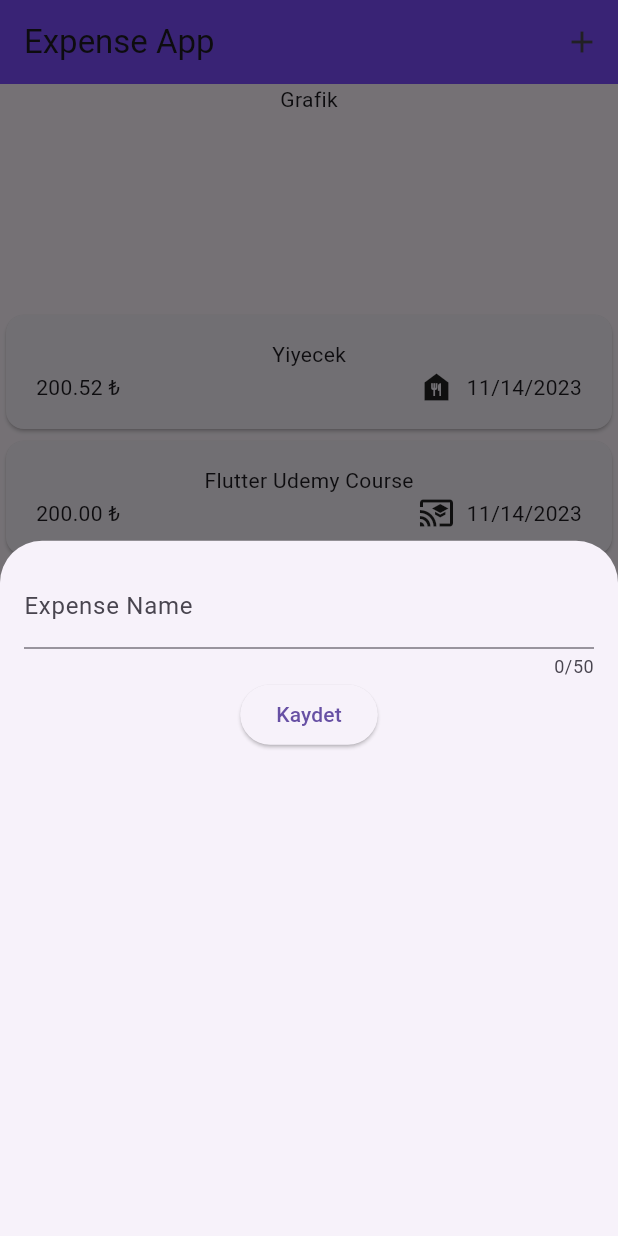
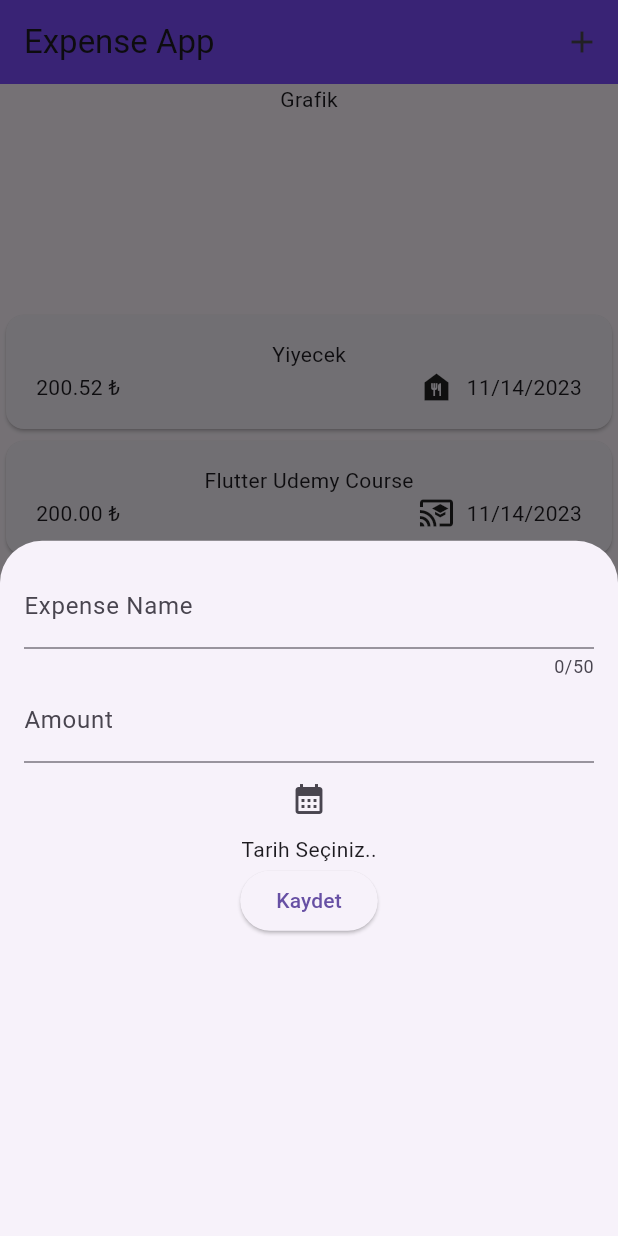
Before and after one commit to halit-kalayci-instruction/tobeto1a-flutter-projects, a Flutter app: the screen it shows after launch, after a tap on the "add" icon, on a phone screen of 412 x 824 dp. Run offline on Flutter 3.47's test engine with Material 2 defaults, Android fonts, the phone set to English and light mode, and no system bars.

Commit message:
'latest'

```diff
--- a/expenseapp/lib/widgets/new_expense.dart
+++ b/expenseapp/lib/widgets/new_expense.dart
@@ -7,9 +7,11 @@ class NewExpense extends StatefulWidget {
   _NewExpenseState createState() => _NewExpenseState();
 }
 
+//11:10
 class _NewExpenseState extends State<NewExpense> {
   // Controller
   final _nameController = TextEditingController();
+  final _amountController = TextEditingController();
 
   @override
   Widget build(BuildContext context) {
@@ -22,6 +24,20 @@ class _NewExpenseState extends State<NewExpense> {
             maxLength: 50,
             decoration: const InputDecoration(label: Text("Expense Name")),
           ),
+          TextField(
+            controller: _amountController,
+            keyboardType: TextInputType.number,
+            decoration:
+                const InputDecoration(label: Text("Amount"), prefixText: "₺"),
+          ),
+          IconButton(
+              onPressed: () {
+                // DatePicker açmak..
+                // DatePicker'dan gelen değeri Text olarak yazdırmak
+              },
+              icon: const Icon(Icons.calendar_month)),
+          const Text(
+              "Tarih Seçiniz.."), // seçilen tarihi formatlayarak yazdırmak..
           ElevatedButton(
               onPressed: () {
                 print("Kayıt başarılı: ${_nameController.text}");
```
